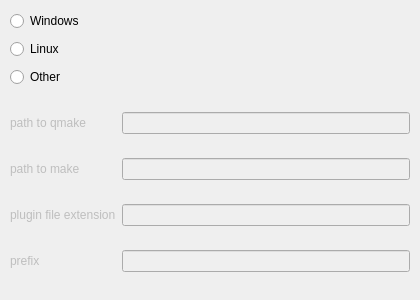
The window that qrgui/dialogs/preferencesPages/compilerPage.ui (qreal/qreal) describes before a commit, drawn with Qt 5.
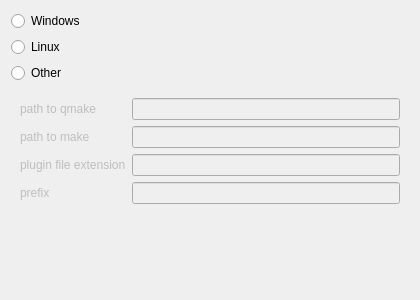
The same window after the commit.

Patch:
```diff
--- a/qrgui/dialogs/preferencesPages/compilerPage.ui
+++ b/qrgui/dialogs/preferencesPages/compilerPage.ui
@@ -10,18 +10,42 @@
     <height>300</height>
    </rect>
   </property>
+  <property name="sizePolicy">
+   <sizepolicy hsizetype="Expanding" vsizetype="Expanding">
+    <horstretch>0</horstretch>
+    <verstretch>0</verstretch>
+   </sizepolicy>
+  </property>
+  <layout class="QVBoxLayout" name="verticalLayout">
+   <item>
+    <widget class="QRadioButton" name="windowsButton">
+     <property name="text">
+      <string>Windows</string>
+     </property>
+     <property name="autoExclusive">
+      <bool>true</bool>
+     </property>
+    </widget>
+   </item>
+   <item>
+    <widget class="QRadioButton" name="linuxButton">
+     <property name="text">
+      <string>Linux</string>
+     </property>
+    </widget>
+   </item>
+   <item>
+    <widget class="QRadioButton" name="otherButton">
+     <property name="text">
+      <string>Other</string>
+     </property>
+    </widget>
+   </item>
+   <item>
   <widget class="QWidget" name="compilerSettingsWidget" native="true">
    <property name="enabled">
     <bool>false</bool>
    </property>
-   <property name="geometry">
-    <rect>
-     <x>10</x>
-     <y>94</y>
-     <width>400</width>
-     <height>200</height>
-    </rect>
-   </property>
    <layout class="QGridLayout" name="gridLayout_2">
     <item row="0" column="0">
      <widget class="QLabel" name="label_13">
@@ -65,48 +89,21 @@
     </item>
    </layout>
   </widget>
-  <widget class="QRadioButton" name="linuxButton">
-   <property name="geometry">
-    <rect>
-     <x>10</x>
-     <y>38</y>
-     <width>400</width>
-     <height>22</height>
-    </rect>
-   </property>
-   <property name="text">
-    <string>Linux</string>
-   </property>
-  </widget>
-  <widget class="QRadioButton" name="otherButton">
-   <property name="geometry">
-    <rect>
-     <x>10</x>
-     <y>66</y>
-     <width>400</width>
-     <height>22</height>
-    </rect>
-   </property>
-   <property name="text">
-    <string>Other</string>
-   </property>
-  </widget>
-  <widget class="QRadioButton" name="windowsButton">
-   <property name="geometry">
-    <rect>
-     <x>10</x>
-     <y>10</y>
-     <width>400</width>
-     <height>22</height>
-    </rect>
-   </property>
-   <property name="text">
-    <string>Windows</string>
-   </property>
-   <property name="autoExclusive">
-    <bool>true</bool>
-   </property>
-  </widget>
+   </item>
+   <item>
+    <spacer name="verticalSpacer">
+     <property name="orientation">
+      <enum>Qt::Vertical</enum>
+     </property>
+     <property name="sizeHint" stdset="0">
+      <size>
+       <width>20</width>
+       <height>40</height>
+      </size>
+     </property>
+    </spacer>
+   </item>
+  </layout>
  </widget>
  <resources/>
  <connections/>
```
Lines whose indentation alone changed are shown as unchanged.
